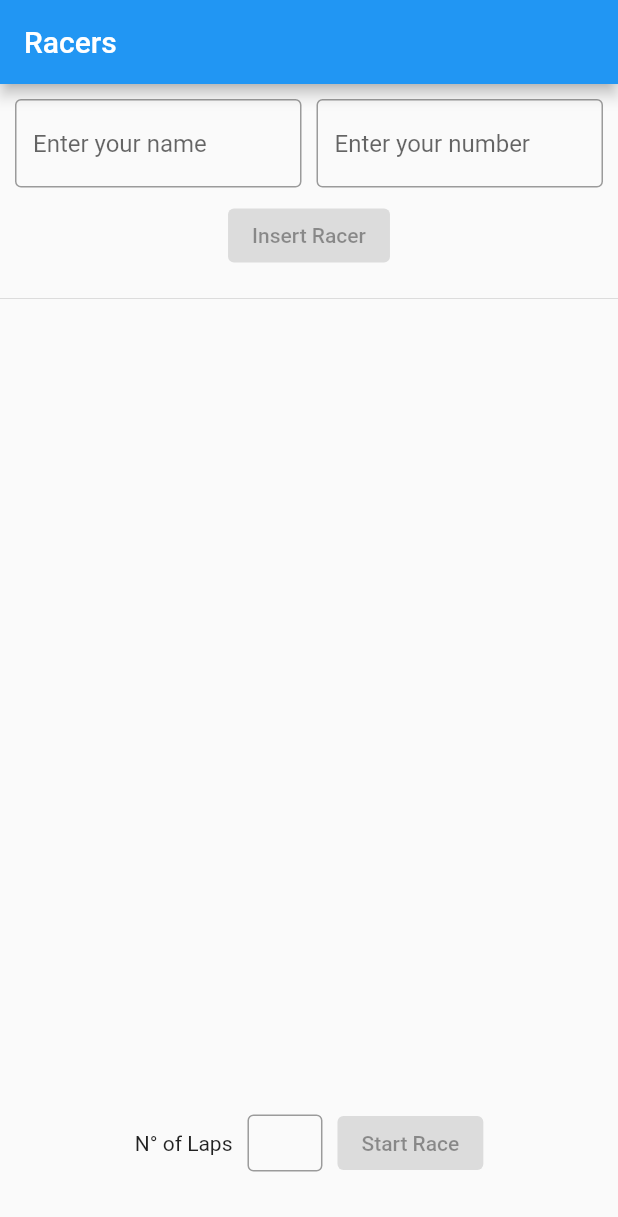
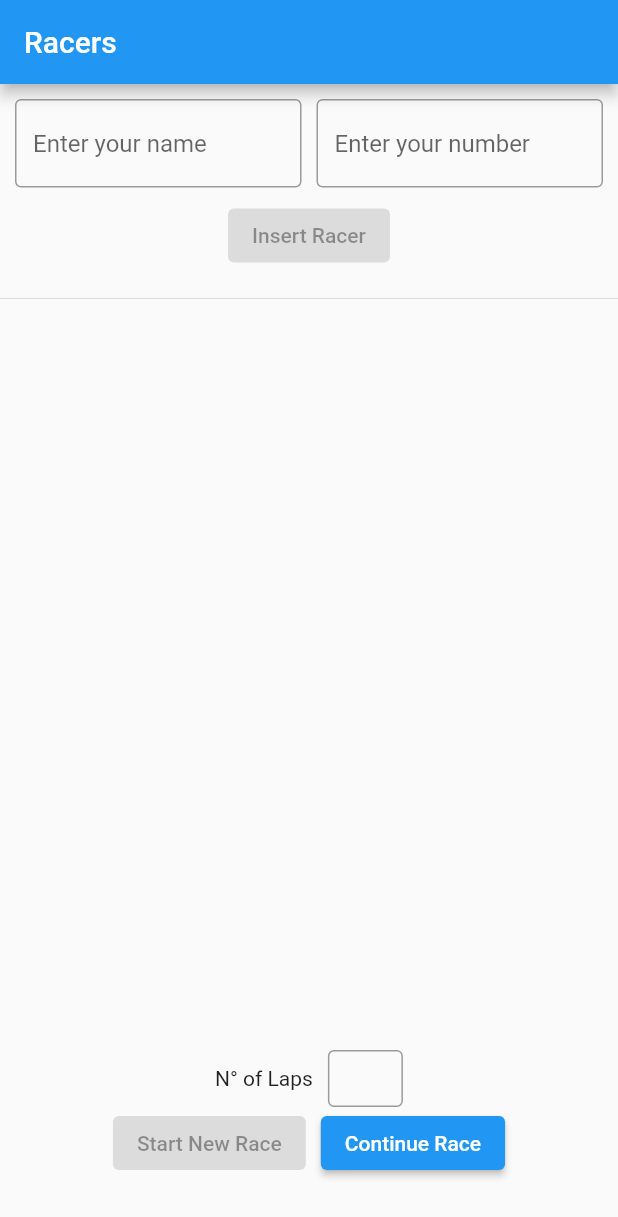
Before and after one commit to Vinny021/race-app, a Flutter app: the screen it shows after launch, on a phone screen of 412 x 824 dp. Shown: the top 1217 px of the screen. Run offline on Flutter 3.47's test engine with Material 2 defaults, Android fonts, the phone set to English and light mode, and no system bars.

Commit message:
Continue Race Option

```diff
--- a/lib/app/components/start_race_button.dart
+++ b/lib/app/components/start_race_button.dart
@@ -23,7 +23,9 @@ class _StartRaceButtonState extends State<StartRaceButton> {
 
   @override
   Widget build(BuildContext context) {
-    return Row(
+    return Column(
+      children: [
+        Row(
           mainAxisAlignment: MainAxisAlignment.center,
           children: [
             Text('N° of Laps'),
@@ -45,21 +47,35 @@ class _StartRaceButtonState extends State<StartRaceButton> {
                   ],
                 ),
               ),
+            )
+          ],
         ),
-        SizedBox(
-          width: 10,
-        ),
+        Row(
+          mainAxisAlignment: MainAxisAlignment.center,
+          children: [
             ElevatedButton(
                 onPressed: isButtonDisabled
                     ? null
                     : () {
                         setupAndStartRace(numberOfLaps.text);
                       },
-            child: Text('Start Race'),
+                child: Text('Start New Race'),
                 style: ElevatedButton.styleFrom(
                     primary: isButtonDisabled
                         ? Colors.grey
                         : Theme.of(context).colorScheme.primary)),
+            SizedBox(
+              width: 10,
+            ),
+            ElevatedButton(
+                onPressed: () {
+                  continueRace();
+                },
+                child: Text('Continue Race'),
+                style: ElevatedButton.styleFrom(
+                    primary: Theme.of(context).colorScheme.primary))
+          ],
+        )
       ],
     );
   }
@@ -81,11 +97,13 @@ class _StartRaceButtonState extends State<StartRaceButton> {
         laps: int.parse(laps),
         racers: RacersController.racers);
 
-    if(int.parse(laps) != RaceController.race.laps){
     RaceController.race.positions = [];
     RaceController.race.raceLogs = {};
-    }
 
     Navigator.of(context).pushNamed('/race', arguments: {'race': race});
   }
+
+  void continueRace() {
+    Navigator.of(context).pushNamed('/race');
   }
+}
--- a/lib/app/pages/race_page.dart
+++ b/lib/app/pages/race_page.dart
@@ -19,8 +19,10 @@ class _RacePageState extends State<RacePage> {
   Widget build(BuildContext context) {
     final Map race = ModalRoute.of(context).settings.arguments;
 
-    RaceController.race.startedTime = race['race'].startedTime;
-    RaceController.race.laps = race['race'].laps;
+    if (race != null) {
+      RaceController.race.startedTime = race['race'].startedTime;
+      RaceController.race.laps = race['race'].laps;
+    }
 
     return Scaffold(
       appBar: AppBar(
@@ -33,7 +35,7 @@ class _RacePageState extends State<RacePage> {
               height: 10,
             ),
             Text(
-                'Race Started at ${race['race'].startedTime.hour}:${race['race'].startedTime.minute}'),
+                'Race Started at ${RaceController.race.startedTime.hour}:${RaceController.race.startedTime.minute}'),
             SizedBox(
               height: 30,
             ),
```
Lines whose indentation alone changed are shown as unchanged.
